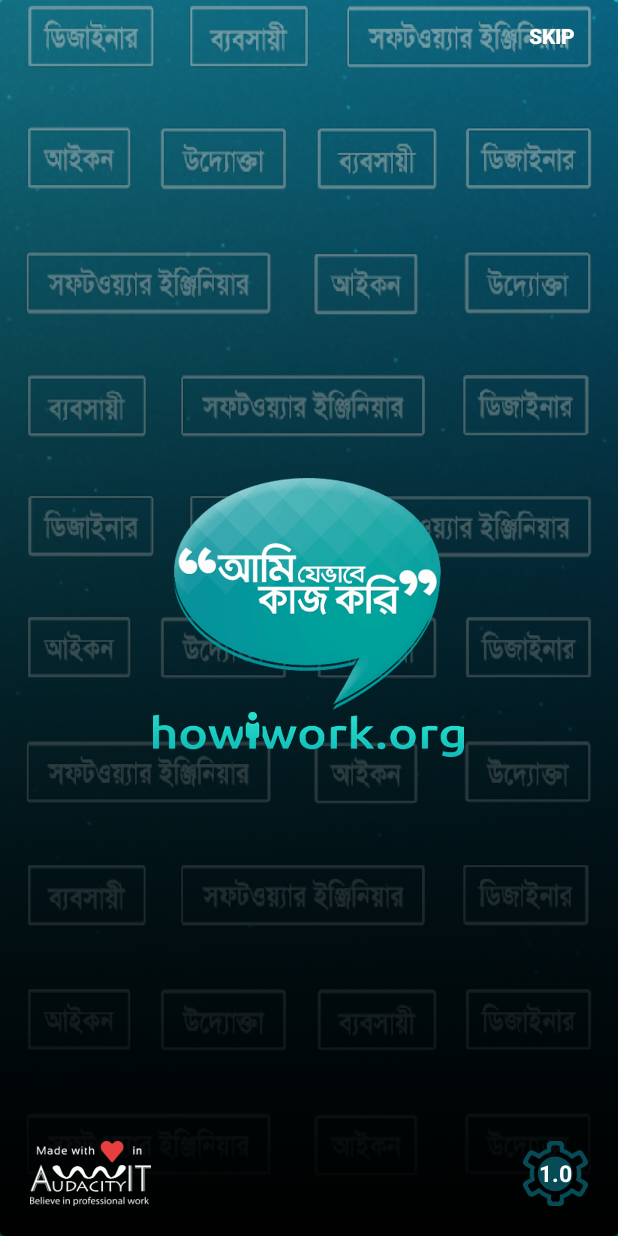
After one commit to souravpalitrana/how_i_work, an Android app: the layout activity_splash.xml on its own in the app's theme, with its tools: preview values and no code run, on a phone screen of 412 x 824 dp. The commit adds this screen. Run offline under Robolectric (Android 15) with nearby library versions, the phone set to English and light mode, and no system bars.

Commit message:
Splash screen and animation done

```diff
--- a/app/src/main/AndroidManifest.xml
+++ b/app/src/main/AndroidManifest.xml
@@ -8,12 +8,13 @@
         android:label="@string/app_name"
         android:supportsRtl="true"
         android:theme="@style/AppTheme">
-        <activity android:name=".MainActivity">
+        <activity android:name=".SplashActivity">
             <intent-filter>
                 <action android:name="android.intent.action.MAIN" />
                 <category android:name="android.intent.category.LAUNCHER" />
             </intent-filter>
         </activity>
+        <activity android:name=".MainActivity"/>
     </application>
 
 </manifest>
--- /dev/null
+++ b/app/src/main/res/drawable-xhdpi/background_button.xml
@@ -0,0 +1,14 @@
+<?xml version="1.0" encoding="utf-8"?>
+<selector xmlns:android="http://schemas.android.com/apk/res/android">
+    <item
+        android:state_focused="true"
+        android:state_pressed="true"
+        android:drawable="@color/colorTransparent" />
+
+    <item
+        android:state_focused="false"
+        android:state_pressed="true"
+        android:drawable="@color/colorTransparent" />
+
+    android:drawable="@color/colorTransparent1" />
+</selector>
--- /dev/null
+++ b/app/src/main/res/layout/activity_splash.xml
@@ -0,0 +1,77 @@
+<?xml version="1.0" encoding="utf-8"?>
+<FrameLayout
+    xmlns:android="http://schemas.android.com/apk/res/android"
+    android:layout_width="fill_parent"
+    android:layout_height="fill_parent"
+    android:background="@drawable/ic_splash_background">
+    <ImageView
+        android:id="@+id/imageView_background1"
+        android:layout_width="fill_parent"
+        android:layout_height="fill_parent"
+        android:background="@drawable/ic_splash_categories" />
+    <ImageView
+        android:id="@+id/imageView_background2"
+        android:layout_width="fill_parent"
+        android:layout_height="fill_parent"
+        android:background="@drawable/ic_splash_categories" />
+    <LinearLayout
+        android:layout_width="fill_parent"
+        android:layout_height="fill_parent"
+        android:orientation="vertical"
+        android:gravity="center"
+        android:background="@drawable/background_transprent">
+        <ImageView
+            android:id="@+id/imageView_logo"
+            android:layout_width="wrap_content"
+            android:layout_height="wrap_content"
+            android:layout_gravity="center"
+            android:src="@drawable/ic_logo"/>
+        <ImageView
+            android:layout_width="wrap_content"
+            android:layout_height="wrap_content"
+            android:adjustViewBounds="true"
+            android:layout_gravity="center"
+            android:layout_below="@id/imageView_logo"
+            android:src="@drawable/ic_howiwork_logo"/>
+    </LinearLayout>
+    <Button
+        android:id="@+id/button_skip"
+        android:layout_width="wrap_content"
+        android:layout_height="wrap_content"
+        android:text="SKIP"
+        android:clickable="true"
+        android:background="@drawable/background_button"
+        android:textStyle="bold"
+        android:textColor="@color/colorWhite"
+        android:layout_gravity="right"/>
+    <ImageView
+        android:layout_width="wrap_content"
+        android:layout_height="wrap_content"
+        android:layout_margin="20dp"
+        android:layout_gravity="bottom|left"
+        android:src="@drawable/ic_aits_logo"/>
+    <FrameLayout
+        android:layout_width = "wrap_content"
+        android:layout_height = "wrap_content"
+        android:layout_margin="20dp"
+        android:layout_gravity="right|bottom"
+        android:layout_alignParentRight="true"
+        android:layout_centerInParent="true">
+        <ImageView
+            android:id="@+id/imageView_version"
+            android:layout_width="wrap_content"
+            android:layout_height="wrap_content"
+            android:interpolator="@anim/linear_interpolator"
+            android:layout_gravity="center"
+            android:src="@drawable/ic_version"/>
+        <TextView
+            android:id="@+id/text_version"
+            android:layout_width="wrap_content"
+            android:layout_height="wrap_content"
+            android:textStyle="bold"
+            android:textColor="@color/colorWhite"
+            android:layout_gravity="center"
+            android:textSize="15sp"
+            android:text="1.0"/>
+    </FrameLayout>
+</FrameLayout>
--- a/app/src/main/res/values/colors.xml
+++ b/app/src/main/res/values/colors.xml
@@ -5,5 +5,6 @@
     <color name="colorAccent">#FF4081</color>
     <color name="colorBlack">#000</color>
     <color name="colorWhite">#fff</color>
-    <color name="colorTransparent">#10000000 </color>
+    <color name="colorTransparent">#40000000 </color>
+    <color name="colorTransparent1">#90000000 </color>
 </resources>
```
Also changed, not shown: app/src/main/java/howiwork/emi/c/imran/howiwork/MainActivity.java (+2 -49 lines), app/src/main/java/howiwork/emi/c/imran/howiwork/SplashActivity.java (added, +83 -0 lines), app/src/main/res/layout/activity_main.xml (+0 -60 lines).
